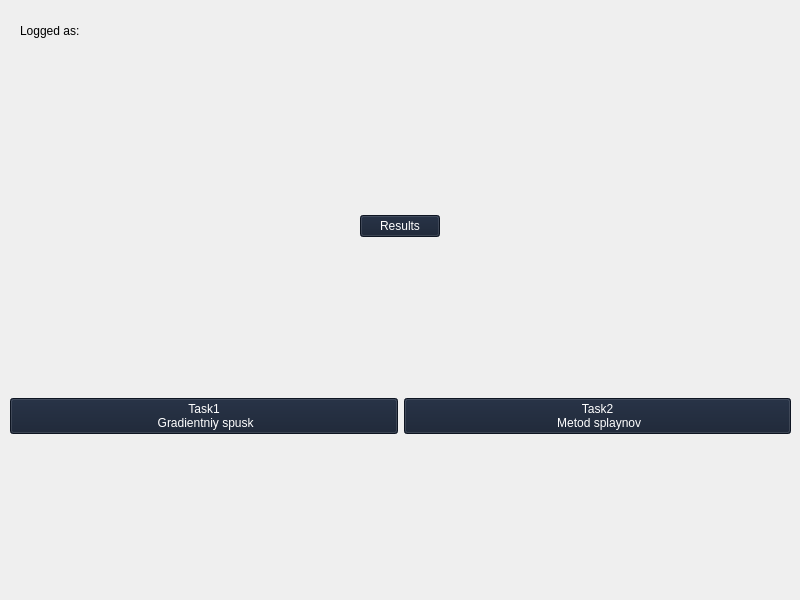
MikhailErm/ProjectTMP_2025, file client/mainwindow.ui: the form before one commit.
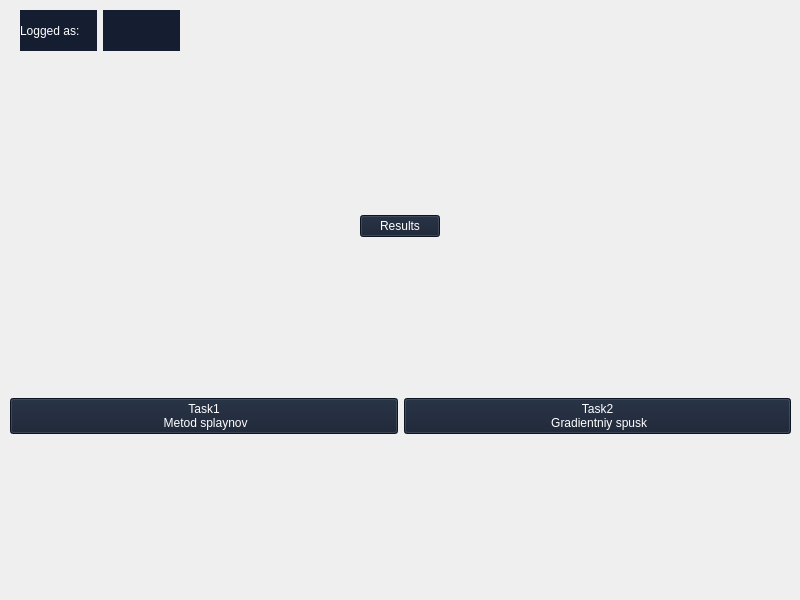
The form after the commit.

```diff
--- a/client/mainwindow.ui
+++ b/client/mainwindow.ui
@@ -65,7 +65,7 @@
          </property>
          <property name="text">
           <string>Task1
- Gradientniy spusk</string>
+ Metod splaynov</string>
          </property>
         </widget>
        </item>
@@ -84,7 +84,7 @@
          </property>
          <property name="text">
           <string>Task2
- Metod splaynov</string>
+ Gradientniy spusk</string>
          </property>
         </widget>
        </item>
@@ -104,6 +104,11 @@
     <layout class="QHBoxLayout" name="horizontalLayout_3">
      <item>
       <widget class="QLabel" name="label_loggedAs">
+       <property name="styleSheet">
+        <string notr="true">font: 700 14pt &quot;Times New Roman&quot;;
+color: rgb(255, 255, 255);
+background: rgb(20, 30, 48)</string>
+       </property>
        <property name="text">
         <string>Logged as:</string>
        </property>
@@ -111,9 +116,17 @@
      </item>
      <item>
       <widget class="QLabel" name="label_login">
+       <property name="styleSheet">
+        <string notr="true">font: 700 14pt &quot;Times New Roman&quot;;
+color: rgb(255, 255, 255);
+background: rgb(20, 30, 48)</string>
+       </property>
        <property name="text">
         <string/>
        </property>
+       <property name="alignment">
+        <set>Qt::AlignmentFlag::AlignCenter</set>
+       </property>
       </widget>
      </item>
     </layout>
```
